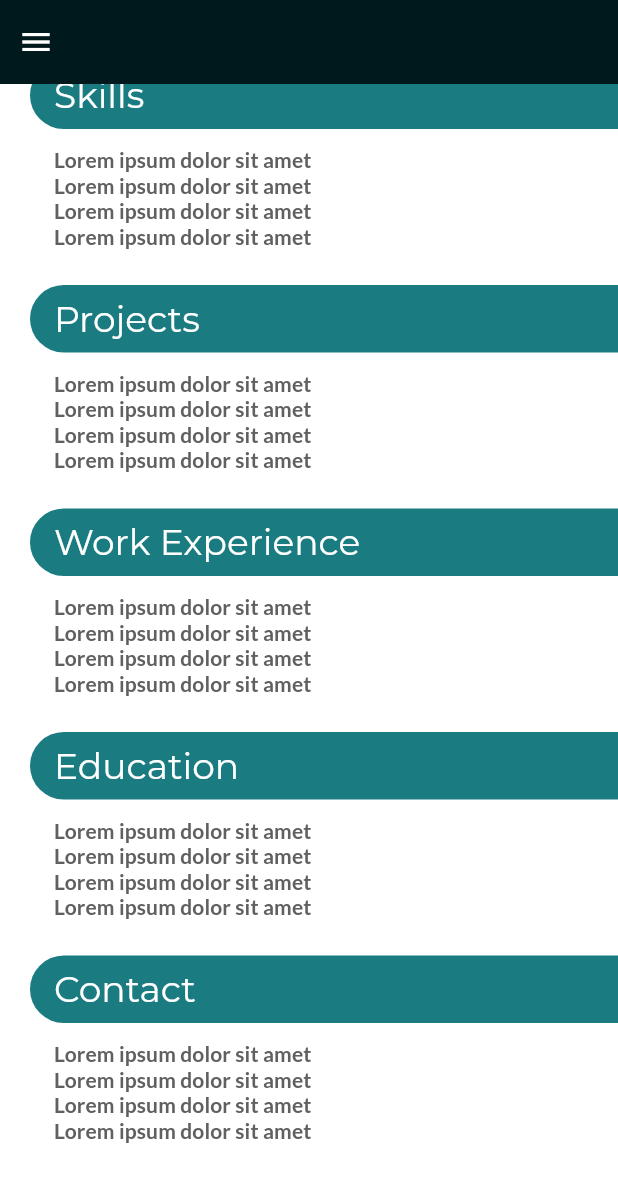
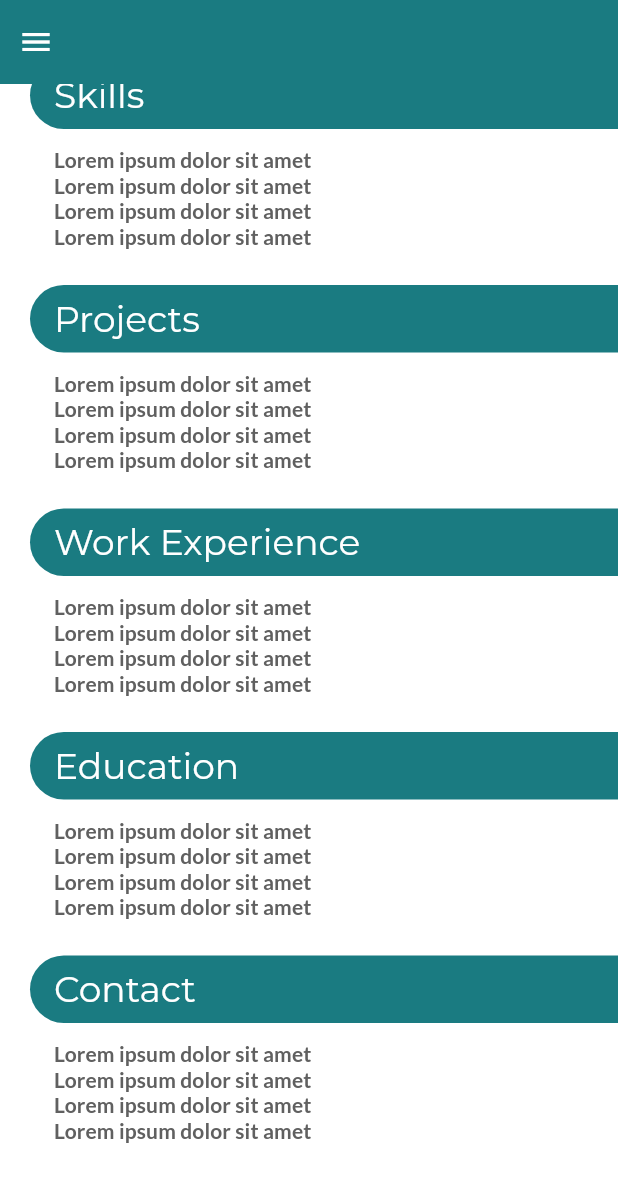
Before and after one commit to husainazkas/portfolio, a Flutter app: the screen it shows after launch, scrolled down 164 dp, on a phone screen of 412 x 824 dp. Shown: the top 1182 px of the screen. Run offline on Flutter 3.47's test engine with Material 2 defaults, Android fonts, the phone set to English and light mode, and no system bars; our stand-ins replace cached_network_image, flutter_bloc, freezed_annotation, go_router, google_fonts.

Commit message:
set sidebar color for each theme mode

```diff
--- a/lib/presentation/pages/home/home_page.dart
+++ b/lib/presentation/pages/home/home_page.dart
@@ -2,6 +2,7 @@ import 'package:flutter/material.dart';
 import 'package:flutter_bloc/flutter_bloc.dart';
 
 import '../../blocs_cubits/scroll_listener/scroll_listener_cubit.dart';
+import '../../utils/color_utils.dart';
 import 'widgets/section.dart';
 import 'widgets/side_bar.dart';
 
@@ -85,7 +86,7 @@ class _HomePageState extends State<HomePage> {
                             return Container(
                               height: kToolbarHeight,
                               width: double.infinity,
-                              color: theme.colorScheme.primaryContainer
+                              color: sideBarColor(context)
                                   .withOpacity(transformation),
                               child: Align(
                                 alignment: Alignment.centerLeft,
--- a/lib/presentation/pages/home/widgets/side_bar.dart
+++ b/lib/presentation/pages/home/widgets/side_bar.dart
@@ -1,5 +1,6 @@
 import 'package:flutter/material.dart';
 
+import '../../../utils/color_utils.dart';
 import '../../../widgets/cached_image.dart';
 
 class SideBar extends StatelessWidget {
@@ -20,7 +21,7 @@ class SideBar extends StatelessWidget {
     final photoDimension = width * .6;
     return Drawer(
       width: width,
-      backgroundColor: theme.colorScheme.primaryContainer,
+      backgroundColor: sideBarColor(context),
       child: SingleChildScrollView(
         padding: EdgeInsets.all(width * .1),
         child: Center(
--- /dev/null
+++ b/lib/presentation/utils/color_utils.dart
@@ -0,0 +1,10 @@
+import 'package:flutter/material.dart';
+
+Color sideBarColor(BuildContext context) {
+  final theme = Theme.of(context);
+  final isDark = theme.brightness == Brightness.dark;
+
+  return isDark
+      ? theme.colorScheme.primaryContainer
+      : theme.colorScheme.surface;
+}
```
